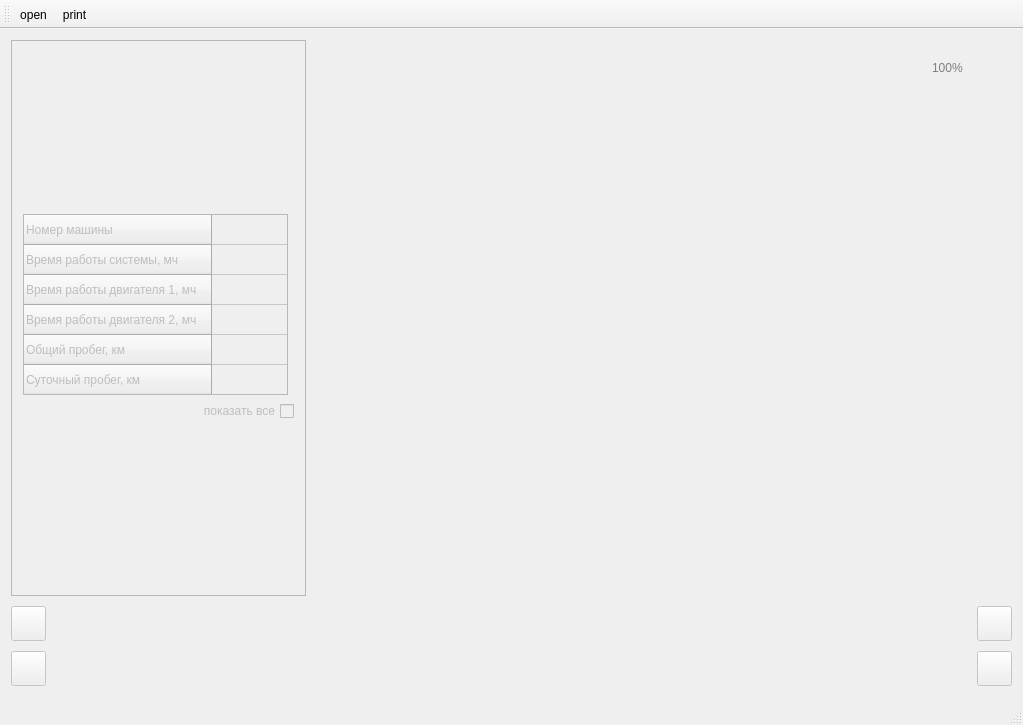
Qt form mainwindow.ui (Zurcan/ASCUM_ARM) before a commit.
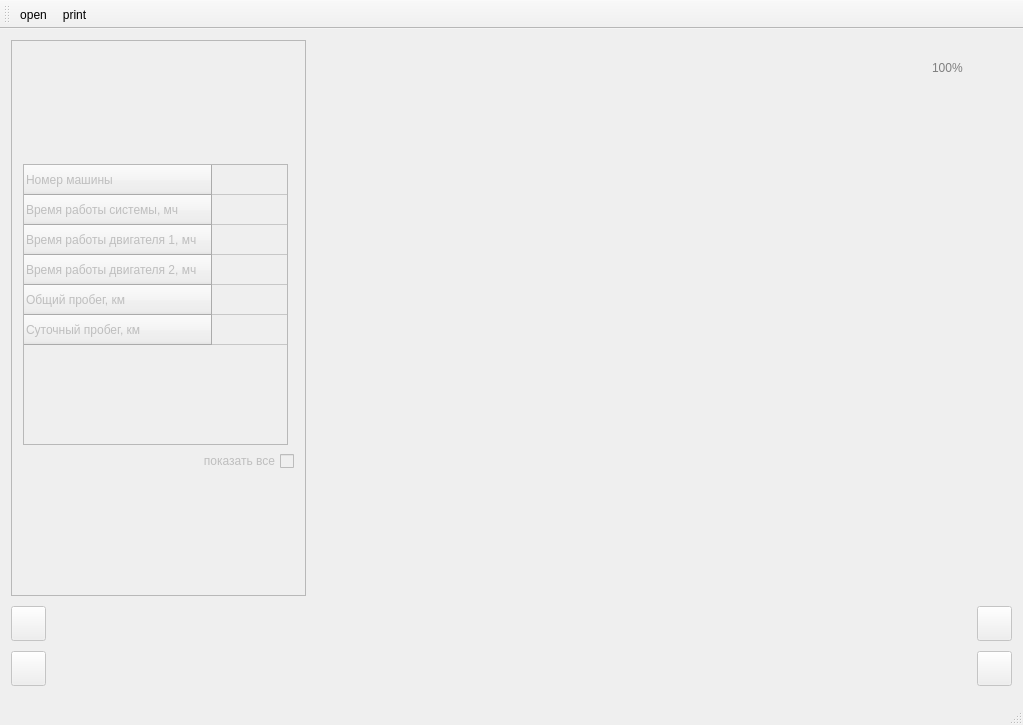
The same form after that commit. Icons and pictures are not drawn. Custom widgets are drawn as their Qt base class.

Commit message: part of big commit, still waiting for it

Patch:
```diff
--- a/mainwindow.ui
+++ b/mainwindow.ui
@@ -70,13 +70,13 @@
               <property name="minimumSize">
                <size>
                 <width>265</width>
-                <height>181</height>
+                <height>281</height>
                </size>
               </property>
               <property name="maximumSize">
                <size>
                 <width>265</width>
-                <height>181</height>
+                <height>281</height>
                </size>
               </property>
               <property name="verticalScrollBarPolicy">
```
The commit also changes 2 other files.
